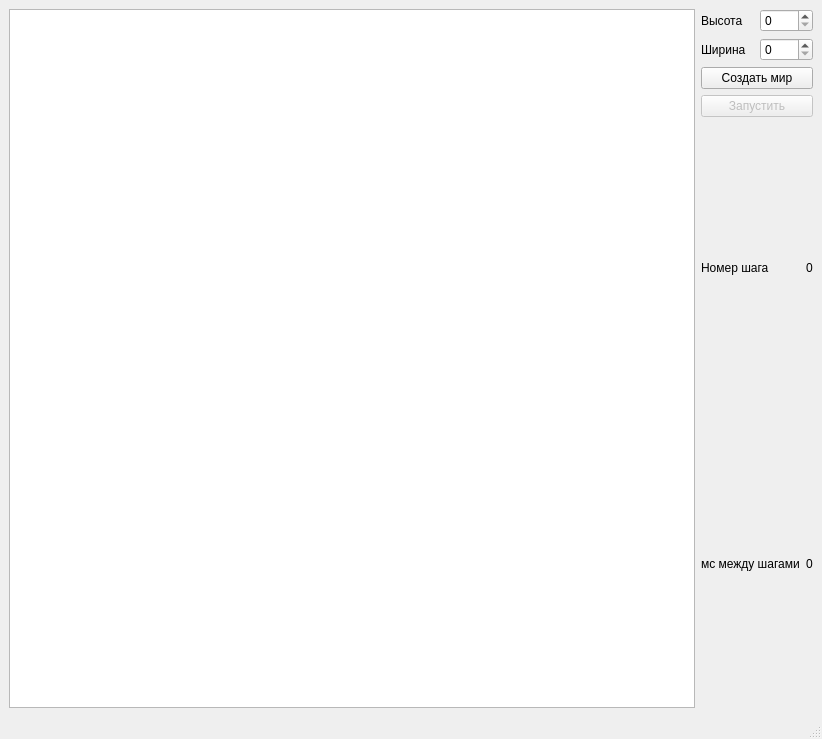
Qt form mainwindow.ui (VladislavWaza/DigitalEvolution) before a commit.
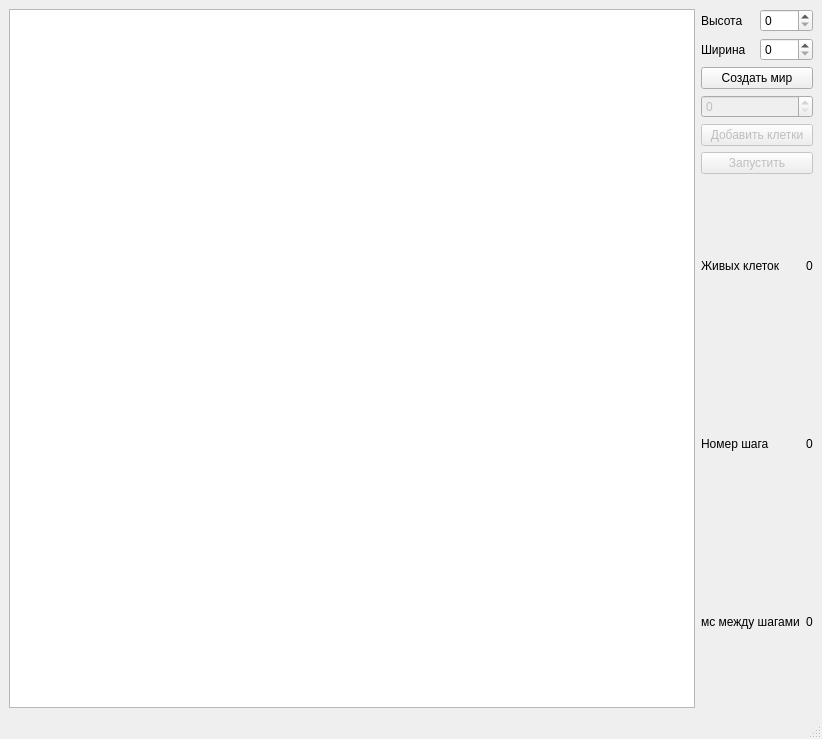
The same form after that commit.

Commit message: Добавил клетки и возможность их создавать

Patch:
```diff
--- a/mainwindow.ui
+++ b/mainwindow.ui
@@ -52,43 +52,75 @@
        </layout>
       </item>
       <item>
-       <layout class="QGridLayout" name="gridLayout_3"/>
+       <layout class="QGridLayout" name="gridLayout_3">
+        <item row="1" column="0" colspan="2">
+         <widget class="QPushButton" name="addCells">
+          <property name="enabled">
+           <bool>false</bool>
+          </property>
+          <property name="text">
+           <string>Добавить клетки</string>
+          </property>
+         </widget>
+        </item>
+        <item row="0" column="0" colspan="2">
+         <widget class="QSpinBox" name="cellsNumberToAdd">
+          <property name="enabled">
+           <bool>false</bool>
+          </property>
+         </widget>
+        </item>
+       </layout>
       </item>
       <item>
        <layout class="QGridLayout" name="gridLayout_4">
-        <item row="0" column="0" colspan="2">
-         <widget class="QPushButton" name="start">
-          <property name="enabled">
-           <bool>false</bool>
-          </property>
-          <property name="text">
-           <string>Запустить</string>
-          </property>
-         </widget>
-        </item>
-        <item row="1" column="0">
-         <widget class="QLabel" name="label_7">
-          <property name="text">
-           <string>Номер шага</string>
-          </property>
-         </widget>
-        </item>
         <item row="2" column="1">
-         <widget class="QLabel" name="time">
+         <widget class="QLabel" name="stepNumber">
           <property name="text">
            <string>0</string>
           </property>
          </widget>
         </item>
         <item row="2" column="0">
+         <widget class="QLabel" name="label_7">
+          <property name="text">
+           <string>Номер шага</string>
+          </property>
+         </widget>
+        </item>
+        <item row="3" column="0">
          <widget class="QLabel" name="label_6">
           <property name="text">
            <string>мс между шагами</string>
           </property>
          </widget>
         </item>
+        <item row="0" column="0" colspan="2">
+         <widget class="QPushButton" name="start">
+          <property name="enabled">
+           <bool>false</bool>
+          </property>
+          <property name="text">
+           <string>Запустить</string>
+          </property>
+         </widget>
+        </item>
+        <item row="3" column="1">
+         <widget class="QLabel" name="time">
+          <property name="text">
+           <string>0</string>
+          </property>
+         </widget>
+        </item>
+        <item row="1" column="0">
+         <widget class="QLabel" name="label_3">
+          <property name="text">
+           <string>Живых клеток</string>
+          </property>
+         </widget>
+        </item>
         <item row="1" column="1">
-         <widget class="QLabel" name="stepNumber">
+         <widget class="QLabel" name="cellsNumber">
           <property name="text">
            <string>0</string>
           </property>
```
Left out of the diff: 20 changed lines with no effect on the pictures. The commit also changes 4 other files.
